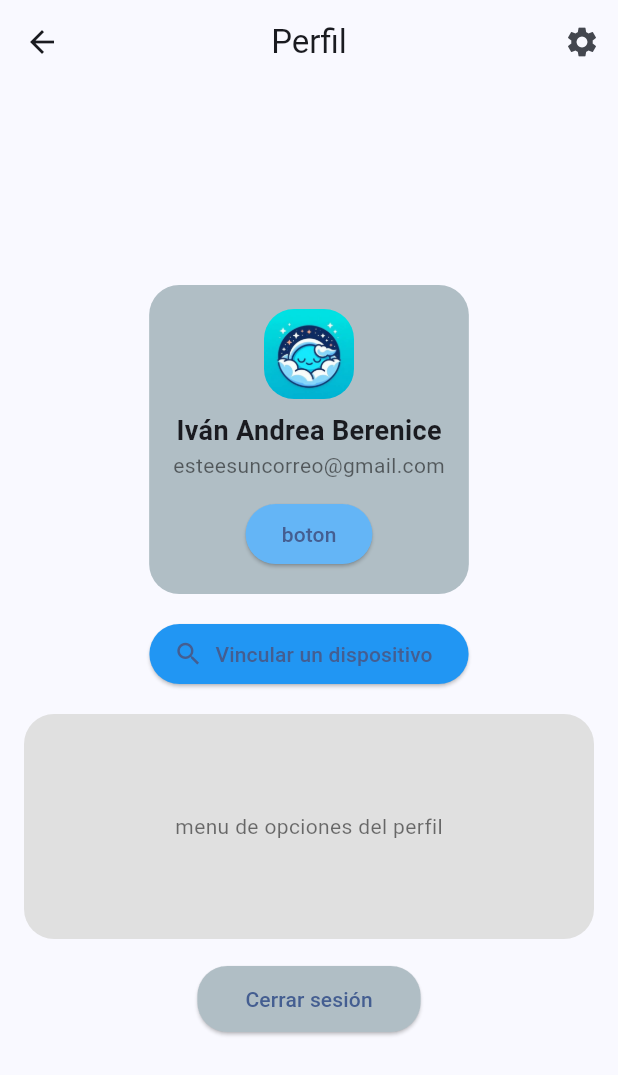
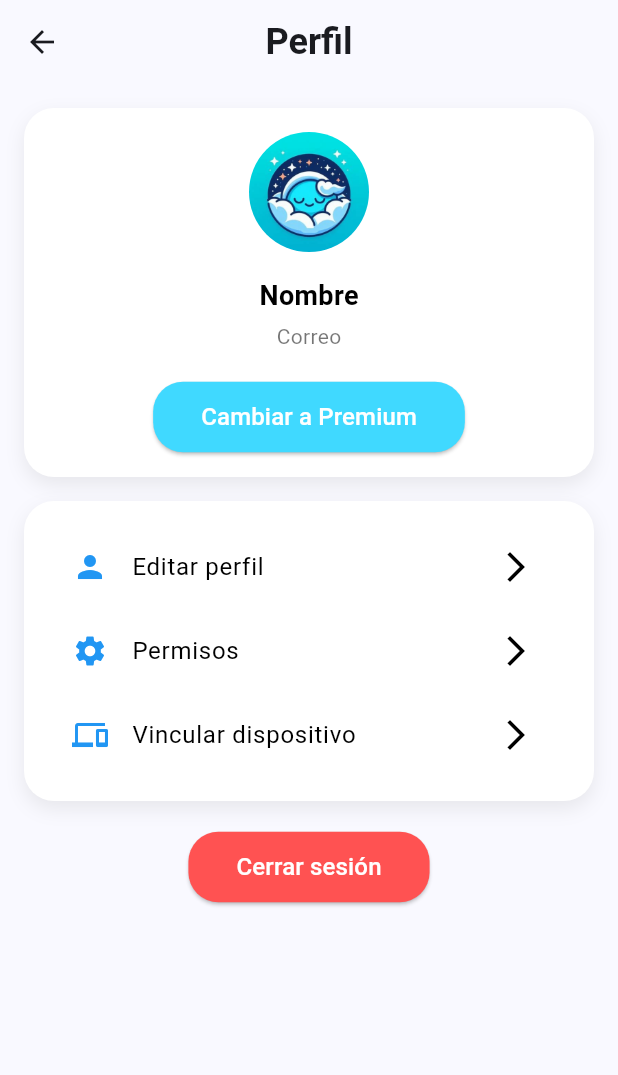
Before and after one commit to DarkCrones1/sleepwell_app, a Flutter app: the ScreenProfilePage screen opened directly, on a phone screen of 412 x 824 dp. Shown: the top 1075 px of the screen. Run offline on Flutter 3.47's test engine with Material 3 defaults, Android fonts, the phone set to English and light mode, and no system bars; our stand-ins replace fl_chart, flutter_local_notifications; missing offline and left inert: flutter_health_connect.

Commit message:
Actualizacion screen_profile y se agrego screen_edit_profile

```diff
--- a/lib/main.dart
+++ b/lib/main.dart
@@ -4,6 +4,7 @@ import 'package:sleepwell_app/config/theme.dart';
 import 'package:sleepwell_app/presentation/screens/screen_navbar/screen_navbar.dart';
 import 'package:sleepwell_app/presentation/screens/screen_permision/screen_permision_user.dart';
 import 'package:sleepwell_app/presentation/screens/screen_principal/screen_profile.dart';
+import 'package:sleepwell_app/presentation/screens/screen_user/screen_edit_profile.dart';
 import 'package:sleepwell_app/presentation/screens/screen_user/screen_user_login.dart';
 import 'package:sleepwell_app/presentation/screens/screen_user/screen_user_recover.dart';
 import 'package:sleepwell_app/presentation/screens/screen_user/screen_user_signup.dart';
@@ -41,6 +42,7 @@ class MaterialAppWidget extends StatelessWidget {
         '/sign_up': (context) => const SignUpPageScreen(),
         '/recover_pass': (context) => const RecoverPassPageScreen(),
         '/screen_permissions': (context) => const ScreenPermisionUser(),
+        '/edit_profile': (context) => const EditProfilePage(),
       },
     );
   }
--- a/lib/presentation/screens/screen_principal/screen_profile.dart
+++ b/lib/presentation/screens/screen_principal/screen_profile.dart
@@ -7,128 +7,179 @@ class ScreenProfilePage extends StatelessWidget {
   Widget build(BuildContext context) {
     return Scaffold(
       appBar: AppBar(
-        title: const Text('Perfil'),
+        title: const Text(
+          'Perfil',
+          style: TextStyle(
+            fontSize: 24,
+            fontWeight: FontWeight.bold,
+          ),
+        ),
         centerTitle: true,
         backgroundColor: Colors.transparent,
         elevation: 0,
-        actions: [
-          // Botón de opciones (engranaje)
-          PopupMenuButton<String>(
-            icon: const Icon(Icons.settings),
-            onSelected: (String value) {
-              if (value == 'permisos') {
-                Navigator.pushNamed(context, '/screen_permissions');
-              }
-            },
-            itemBuilder: (BuildContext context) => [
-              const PopupMenuItem<String>(
-                value: 'permisos',
-                child: Text('Permisos'),
       ),
-              // Puedes agregar más opciones aquí
-            ],
+      body: SingleChildScrollView(
+        child: Center(
+          child: Column(
+            crossAxisAlignment: CrossAxisAlignment.center,
+            children: [
+              Padding(
+                padding: const EdgeInsets.all(16.0),
+                child: SizedBox(
+                  width: 400,
+                  child: Container(
+                    padding: const EdgeInsets.all(16.0),
+                    decoration: BoxDecoration(
+                      color: Colors.white,
+                      borderRadius: BorderRadius.circular(20),
+                      boxShadow: [
+                        BoxShadow(
+                          color: Colors.grey.withOpacity(0.2),
+                          blurRadius: 10,
+                          offset: const Offset(0, 5),
                         ),
                       ],
                     ),
-      body: Padding(
-        padding: const EdgeInsets.all(16.0),
                     child: Column(
+                      mainAxisSize: MainAxisSize.min,
                       crossAxisAlignment: CrossAxisAlignment.center,
-          mainAxisAlignment: MainAxisAlignment.center,
-          children: [
-            // Tarjeta de perfil
-            Container(
-              padding: const EdgeInsets.all(16.0),
-              decoration: BoxDecoration(
-                color: Colors.blueGrey[200],
-                borderRadius: BorderRadius.circular(20),
-              ),
-              child: Column(
                       children: [
                         CircleAvatar(
-                    radius: 30,
-                    backgroundColor: Colors.white,
-                    child: ClipRRect(
-                      borderRadius: BorderRadius.circular(20),
+                          radius: 40,
+                          backgroundColor: Colors.transparent,
+                          child: ClipOval(
                             child: Image.asset(
                               'image/SleepWell.png',
-                        height: 250,
-                        width: 250,
                               fit: BoxFit.cover,
+                              height: 80,
+                              width: 80,
                             ),
                           ),
                         ),
-                  const SizedBox(height: 8),
+                        const SizedBox(height: 16),
                         const Text(
-                    'Iván Andrea Berenice',
-                    style: TextStyle(fontWeight: FontWeight.bold, fontSize: 18),
+                          'Nombre',
+                          style: TextStyle(
+                            fontWeight: FontWeight.bold,
+                            fontSize: 18,
+                            color: Colors.black,
                           ),
+                        ),
+                        const SizedBox(height: 4),
                         const Text(
-                    'esteesuncorreo@gmail.com',
-                    style: TextStyle(color: Colors.black54),
+                          'Correo',
+                          style: TextStyle(
+                            fontSize: 14,
+                            color: Colors.black54,
                           ),
-                  const SizedBox(height: 12),
+                        ),
+                        const SizedBox(height: 20),
                         ElevatedButton(
                           onPressed: () {},
                           style: ElevatedButton.styleFrom(
-                      backgroundColor: Colors.blue[300],
+                            backgroundColor:
+                                const Color.fromARGB(255, 64, 217, 255),
                             shape: RoundedRectangleBorder(
                               borderRadius: BorderRadius.circular(20),
                             ),
+                            padding: const EdgeInsets.symmetric(
+                              horizontal: 32,
+                              vertical: 12,
                             ),
-                    child: const Text('boton'),
+                          ),
+                          child: const Text(
+                            'Cambiar a Premium',
+                            style: TextStyle(fontSize: 16, color: Colors.white),
+                          ),
                         ),
                       ],
                     ),
                   ),
-            const SizedBox(height: 16),
-
-            // Botón de vinculación de dispositivo
-            ElevatedButton.icon(
-              onPressed: () {},
-              icon: const Icon(Icons.search, size: 20),
-              label: const Text('Vincular un dispositivo'),
-              style: ElevatedButton.styleFrom(
-                backgroundColor: Colors.blue,
-                shape: RoundedRectangleBorder(
+                ),
+              ),
+              Padding(
+                padding: const EdgeInsets.symmetric(horizontal: 16.0),
+                child: SizedBox(
+                  width: 400,
+                  child: Container(
+                    padding: const EdgeInsets.all(16.0),
+                    decoration: BoxDecoration(
+                      color: Colors.white,
                       borderRadius: BorderRadius.circular(20),
+                      boxShadow: [
+                        BoxShadow(
+                          color: Colors.grey.withOpacity(0.2),
+                          blurRadius: 10,
+                          offset: const Offset(0, 5),
+                        ),
+                      ],
+                    ),
+                    child: Column(
+                      children: [
+                        _buildOptionItem(
+                          context,
+                          icon: Icons.person,
+                          text: 'Editar perfil',
+                          onTap: () {
+                            Navigator.pushNamed(context, '/edit_profile');
+                          },
+                        ),
+                        _buildOptionItem(
+                          context,
+                          icon: Icons.settings,
+                          text: 'Permisos',
+                          onTap: () {
+                            Navigator.pushNamed(context, '/screen_permissions');
+                          },
+                        ),
+                        _buildOptionItem(
+                          context,
+                          icon: Icons.devices,
+                          text: 'Vincular dispositivo',
+                          onTap: () {
+                          },
+                        ),
+                      ],
                     ),
                   ),
                 ),
-            const SizedBox(height: 16),
-
-            // Menú de opciones del perfil
-            Container(
-              height: 150,
-              width: double.infinity,
-              decoration: BoxDecoration(
-                color: Colors.grey[300],
-                borderRadius: BorderRadius.circular(20),
               ),
-              alignment: Alignment.center,
-              child: const Text(
-                'menu de opciones del perfil',
-                style: TextStyle(color: Colors.black54),
-              ),
-            ),
-            const SizedBox(height: 16),
-
-            // Botón de logout
+              const SizedBox(height: 20),
               ElevatedButton(
-              onPressed: () {},
+                onPressed: () {
+                },
                 style: ElevatedButton.styleFrom(
-                backgroundColor: Colors.blueGrey[200],
+                  backgroundColor: Colors.redAccent,
                   shape: RoundedRectangleBorder(
                     borderRadius: BorderRadius.circular(20),
                   ),
                   padding:
                       const EdgeInsets.symmetric(horizontal: 32, vertical: 12),
                 ),
-              child: const Text('Cerrar sesión'),
+                child: const Text(
+                  'Cerrar sesión',
+                  style: TextStyle(fontSize: 16, color: Colors.white),
+                ),
               ),
             ],
           ),
         ),
+      ),
+    );
+  }
+
+  Widget _buildOptionItem(BuildContext context,
+      {required IconData icon,
+      required String text,
+      required VoidCallback onTap}) {
+    return ListTile(
+      leading: Icon(icon, color: Colors.blue),
+      title: Text(
+        text,
+        style: const TextStyle(fontSize: 16, color: Colors.black),
+      ),
+      trailing: const Icon(Icons.arrow_forward_ios, color: Colors.black),
+      onTap: onTap,
     );
   }
 }
```
Also changed, not shown: lib/presentation/screens/screen_user/screen_edit_profile.dart (added, +176 -0 lines). Lines whose indentation alone changed are shown as unchanged.
